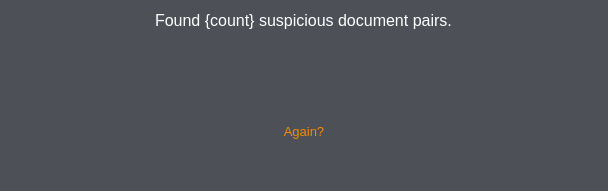
Qt form plagdef/gui/ui/results_widget.ui (devWhyqueue/plagdef) before a commit.
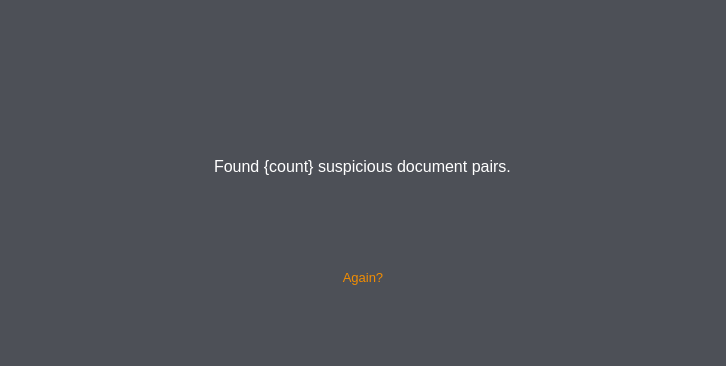
The same form after that commit. Icons and pictures are not drawn.

What changed in the file:
```diff
--- a/plagdef/gui/ui/results_widget.ui
+++ b/plagdef/gui/ui/results_widget.ui
@@ -6,8 +6,8 @@
             <rect>
                 <x>0</x>
                 <y>0</y>
-                <width>608</width>
-                <height>191</height>
+                <width>726</width>
+                <height>366</height>
             </rect>
         </property>
         <property name="windowTitle">
@@ -17,7 +17,61 @@
             <string notr="true">background-color: rgb(77, 80, 87);</string>
         </property>
         <layout class="QVBoxLayout" name="verticalLayout">
+            <item>
+                <spacer name="top_spacer">
+                    <property name="orientation">
+                        <enum>Qt::Vertical</enum>
+                    </property>
+                    <property name="sizeHint" stdset="0">
+                        <size>
+                            <width>20</width>
+                            <height>40</height>
+                        </size>
+                    </property>
+                </spacer>
+            </item>
             <item alignment="Qt::AlignHCenter">
+                <widget class="QLabel" name="logo_label">
+                    <property name="sizePolicy">
+                        <sizepolicy hsizetype="Expanding" vsizetype="Fixed">
+                            <horstretch>0</horstretch>
+                            <verstretch>0</verstretch>
+                        </sizepolicy>
+                    </property>
+                    <property name="minimumSize">
+                        <size>
+                            <width>0</width>
+                            <height>43</height>
+                        </size>
+                    </property>
+                    <property name="maximumSize">
+                        <size>
+                            <width>16777215</width>
+                            <height>16777215</height>
+                        </size>
+                    </property>
+                    <property name="text">
+                        <string>&lt;html&gt;&lt;head/&gt;&lt;body&gt;&lt;p align=&quot;center&quot;&gt;&lt;img src=&quot;:/logo.png&quot;/&gt;&lt;/p&gt;&lt;/body&gt;&lt;/html&gt;</string>
+                    </property>
+                </widget>
+            </item>
+            <item>
+                <spacer name="logo_heading_spacer">
+                    <property name="orientation">
+                        <enum>Qt::Vertical</enum>
+                    </property>
+                    <property name="sizeType">
+                        <enum>QSizePolicy::Fixed</enum>
+                    </property>
+                    <property name="sizeHint" stdset="0">
+                        <size>
+                            <width>20</width>
+                            <height>30</height>
+                        </size>
+                    </property>
+                </spacer>
+            </item>
+            <item alignment="Qt::AlignHCenter|Qt::AlignTop">
                 <widget class="QLabel" name="doc_pairs_label">
                     <property name="styleSheet">
                         <string notr="true">color: rgb(255, 255, 255);
@@ -242,7 +296,7 @@
                     <property name="sizeHint" stdset="0">
                         <size>
                             <width>20</width>
-                            <height>65</height>
+                            <height>40</height>
                         </size>
                     </property>
                 </spacer>
```
Left out of the diff: 4 changed lines with no effect on the pictures.
